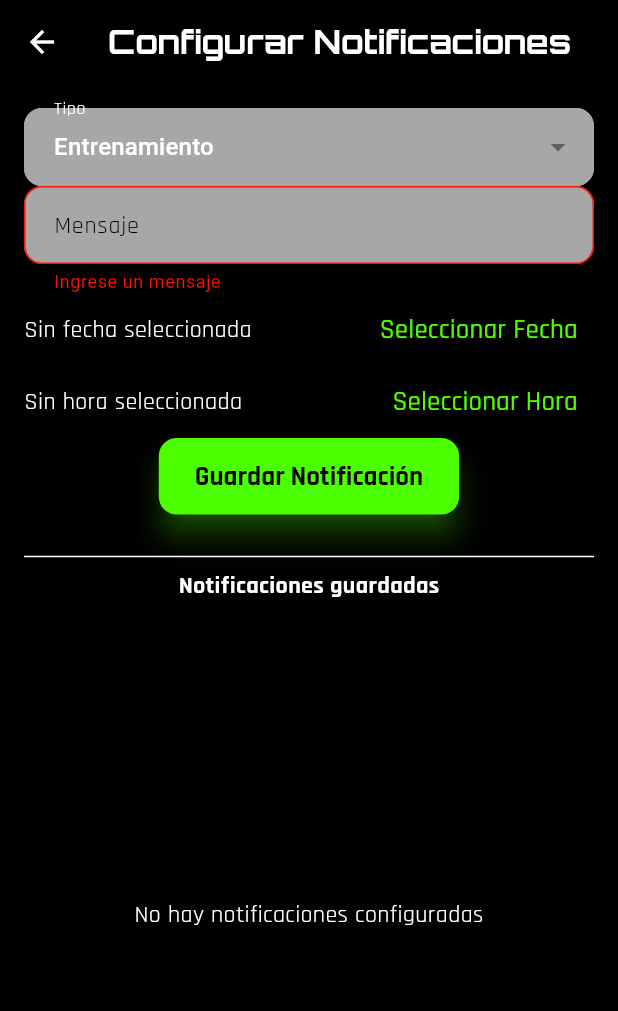
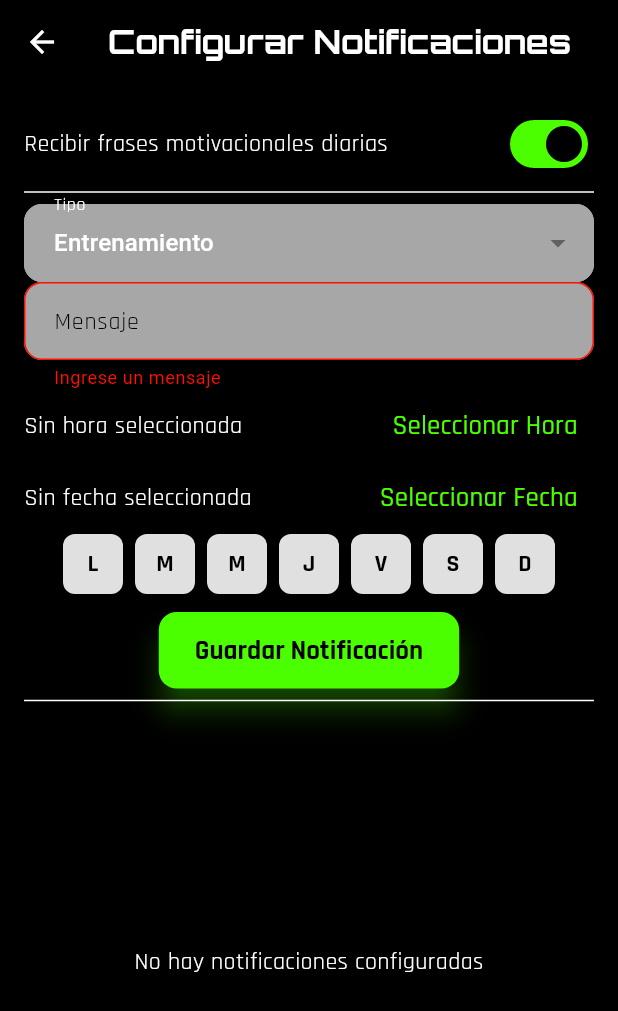
Before and after one commit to franmach/gymtrack_app, a Flutter app: the ConfigNotificacionesScreen screen opened directly with empty values, after a tap on "Guardar Notificación", on a phone screen of 412 x 824 dp. Shown: the top 1011 px of the screen. Run offline on Flutter 3.47's test engine with Material 3 defaults, Android fonts, the phone set to English and light mode, and no system bars; our stand-ins replace awesome_notifications, cloud_firestore, connectivity_plus, firebase_auth, firebase_core, firebase_storage and 9 more; missing offline and left inert: dart_openai; accounts and stored records are empty.

Commit message:
RF20 - Integración de notificaciones con awesome_notifications: recordatorios personalizados y motivacionales automáticas

```diff
--- a/lib/screens/auth/login_screen.dart
+++ b/lib/screens/auth/login_screen.dart
@@ -1,5 +1,3 @@
-// lib/screens/auth/login_screen.dart
-
 import 'package:flutter/material.dart';
 import 'package:firebase_auth/firebase_auth.dart';
 import 'package:gymtrack_app/screens/dashboard/dashboard_screen.dart';
@@ -96,7 +94,7 @@ class _LoginScreenState extends State<LoginScreen> {
           mainAxisSize: MainAxisSize.min,
           children: [
             Image.asset(
-              '/images/2.png', // ruta del ícono
+              'assets/images/2.png', // ruta del ícono
               height: 50,
             ),
             const SizedBox(width: 20), // espacio entre ícono y texto
--- a/lib/screens/dashboard/dashboard_screen.dart
+++ b/lib/screens/dashboard/dashboard_screen.dart
@@ -110,9 +110,8 @@ class DashboardScreen extends StatelessWidget {
                     Navigator.push(
                       context,
                       MaterialPageRoute(
-                        builder: (_) =>  HistorialScreen(),
+                        builder: (_) => HistorialScreen(),
                       ),
-
                     );
                   },
                   child: const Text('Historial'),
@@ -194,6 +193,7 @@ class DashboardScreen extends StatelessWidget {
                   label: const Text('Notificaciones'),
                 ),
                 const SizedBox(height: 12),
+
                 ElevatedButton.icon(
                   icon: const Icon(Icons.fitness_center),
                   label: const Text('Gimnasio'),
--- a/lib/screens/notificacion/notificaciones_screen.dart
+++ b/lib/screens/notificacion/notificaciones_screen.dart
@@ -1,65 +1,86 @@
 import 'package:flutter/material.dart';
-import 'package:cloud_firestore/cloud_firestore.dart';
-import '/models/notificacion.dart';
 import 'package:intl/intl.dart';
-import 'package:flutter_local_notifications/flutter_local_notifications.dart';
-import 'package:timezone/timezone.dart' as tz;
-
-// Plugin de notificaciones (usa el inicializado en main.dart)
-final FlutterLocalNotificationsPlugin flutterLocalNotificationsPlugin =
-    FlutterLocalNotificationsPlugin();
+import 'package:awesome_notifications/awesome_notifications.dart';
+import 'package:gymtrack_app/services/local_notification_store.dart';
+import 'dart:math';
 
 class ConfigNotificacionesScreen extends StatefulWidget {
   final String usuarioId;
-
   const ConfigNotificacionesScreen({super.key, required this.usuarioId});
 
   @override
-  _ConfigNotificacionesScreenState createState() =>
+  State<ConfigNotificacionesScreen> createState() =>
       _ConfigNotificacionesScreenState();
 }
 
 class _ConfigNotificacionesScreenState
     extends State<ConfigNotificacionesScreen> {
   final _formKey = GlobalKey<FormState>();
-
   String _tipo = 'entrenamiento';
   String _mensaje = '';
   DateTime? _fechaSeleccionada;
   TimeOfDay? _horaSeleccionada;
+  Set<int> _diasSeleccionados = {};
+  List<Map<String, dynamic>> _notificaciones = [];
 
-  // --- Selección de fecha ---
-  Future<void> _seleccionarFecha() async {
-    final DateTime? picked = await showDatePicker(
-      context: context,
-      initialDate: DateTime.now(),
-      firstDate: DateTime.now(),
-      lastDate: DateTime(2100),
-    );
-    if (picked != null) {
-      setState(() {
-        _fechaSeleccionada = picked;
-      });
+  bool _motivacionalesActivadas = false; // CAMBIO
+  final _store = LocalNotificationStore(); // CAMBIO
+
+  final List<Map<String, dynamic>> _diasSemana = [
+    {'id': 1, 'label': 'L'},
+    {'id': 2, 'label': 'M'},
+    {'id': 3, 'label': 'M'},
+    {'id': 4, 'label': 'J'},
+    {'id': 5, 'label': 'V'},
+    {'id': 6, 'label': 'S'},
+    {'id': 7, 'label': 'D'},
+  ];
+
+  final List<String> _frasesMotivacionales = [
+    "¡No te rindas, cada día cuenta!",
+    "Hoy es un gran día para entrenar.",
+    "Tu esfuerzo de hoy es tu logro de mañana.",
+    "¡Un paso más hacia tu meta!",
+    "Entrena con constancia, los resultados llegan.",
+    "La disciplina vence a la motivación.",
+    "¡Hora de moverse, tu cuerpo lo agradecerá!",
+    "Tu mejor inversión es en vos mismo.",
+    "Cuidá tu cuerpo, es el único lugar que tenés para vivir.",
+    "¡Vamos, que podés con esto y más!"
+  ];
+
+  @override
+  void initState() {
+    super.initState();
+    _cargarNotificaciones();
+    _motivacionalesActivadas = _store.areMotivationalEnabled(); // CAMBIO
+    if (_motivacionalesActivadas) {
+      _programarMotivacionales();
     }
   }
 
-  // --- Selección de hora ---
-  Future<void> _seleccionarHora() async {
-    final TimeOfDay? picked =
-        await showTimePicker(context: context, initialTime: TimeOfDay.now());
-    if (picked != null) {
+  void _cargarNotificaciones() {
     setState(() {
-        _horaSeleccionada = picked;
+      _notificaciones = _store
+          .listReminders()
+          .where((n) => n['usuarioId'] == widget.usuarioId)
+          .toList();
     });
   }
+
+  Future<void> _guardarNotificacion() async {
+    if (_formKey.currentState!.validate() && _horaSeleccionada != null) {
+      final id = DateTime.now().millisecondsSinceEpoch.toString();
+
+      if (_diasSeleccionados.isEmpty) {
+        if (_fechaSeleccionada == null) {
+          ScaffoldMessenger.of(context).showSnackBar(
+            const SnackBar(content: Text('Seleccione una fecha si no repite')),
+          );
+          return;
         }
 
-  // --- Guardar en Firestore y programar notificación local ---
-  Future<void> _guardarNotificacion() async {
-    if (_formKey.currentState!.validate() &&
-        _fechaSeleccionada != null &&
-        _horaSeleccionada != null) {
-      final DateTime fechaHora = DateTime(
+        final fechaHora = DateTime(
           _fechaSeleccionada!.year,
           _fechaSeleccionada!.month,
           _fechaSeleccionada!.day,
@@ -67,71 +88,115 @@ class _ConfigNotificacionesScreenState
           _horaSeleccionada!.minute,
         );
 
-      final id =
-          FirebaseFirestore.instance.collection('notificaciones').doc().id;
+        final noti = {
+          'id': id,
+          'usuarioId': widget.usuarioId,
+          'tipo': _tipo,
+          'mensaje': _mensaje,
+          'programadaPara': fechaHora.toIso8601String(),
+          'hora': _horaSeleccionada!.format(context),
+          'diasSemana': <int>[],
+        };
 
-      final noti = Notificacion(
-        id: id,
-        usuarioId: widget.usuarioId,
-        tipo: _tipo,
-        mensaje: _mensaje,
-        programadaPara: fechaHora,
+        await _store.upsertReminder(noti);
+
+        await AwesomeNotifications().createNotification(
+          content: NotificationContent(
+            id: id.hashCode,
+            channelKey: 'gymtrack_channel',
+            title: _tipo.toUpperCase(),
+            body: _mensaje,
+          ),
+          schedule: NotificationCalendar.fromDate(date: fechaHora),
         );
+      } else {
+        final noti = {
+          'id': id,
+          'usuarioId': widget.usuarioId,
+          'tipo': _tipo,
+          'mensaje': _mensaje,
+          'hora': _horaSeleccionada!.format(context),
+          'diasSemana': _diasSeleccionados.toList(),
+        };
 
-      // Guardar en Firestore
-      await FirebaseFirestore.instance
-          .collection('notificaciones')
-          .doc(id)
-          .set(noti.toMap());
+        await _store.upsertReminder(noti);
 
-      // Programar notificación local
-      await _programarNotificacionLocal(noti);
+        for (final dia in _diasSeleccionados) {
+          await AwesomeNotifications().createNotification(
+            content: NotificationContent(
+              id: id.hashCode + dia,
+              channelKey: 'gymtrack_channel',
+              title: _tipo.toUpperCase(),
+              body: _mensaje,
+            ),
+            schedule: NotificationCalendar(
+              weekday: dia,
+              hour: _horaSeleccionada!.hour,
+              minute: _horaSeleccionada!.minute,
+              second: 0,
+              repeats: true,
+            ),
+          );
+        }
+      }
 
       ScaffoldMessenger.of(context).showSnackBar(
-        const SnackBar(content: Text('Notificación guardada y programada')),
+        const SnackBar(content: Text('Notificación guardada')),
       );
 
       _formKey.currentState!.reset();
       setState(() {
         _fechaSeleccionada = null;
         _horaSeleccionada = null;
+        _diasSeleccionados.clear();
+        _mensaje = '';
       });
+      _cargarNotificaciones();
     }
   }
 
-  // --- Programación local ---
-  Future<void> _programarNotificacionLocal(Notificacion noti) async {
-    await flutterLocalNotificationsPlugin.zonedSchedule(
-      noti.hashCode,
-      noti.tipo.toUpperCase(),
-      noti.mensaje,
-      tz.TZDateTime.from(noti.programadaPara, tz.local),
-      const NotificationDetails(
-        android: AndroidNotificationDetails(
-          'canal_notificaciones',
-          'Notificaciones GymTrack',
-          channelDescription: 'Recordatorios y mensajes motivacionales',
-          importance: Importance.high,
-          priority: Priority.high,
+  Future<void> _eliminarNotificacion(Map<String, dynamic> noti) async {
+    await _store.deleteReminder(noti['id']);
+    await AwesomeNotifications().cancel(noti['id'].hashCode);
+    _cargarNotificaciones();
+  }
+
+  Future<void> _programarMotivacionales() async {
+    final horas = [9, 15, 19];
+    for (final h in horas) {
+      final frase =
+          _frasesMotivacionales[Random().nextInt(_frasesMotivacionales.length)];
+      await AwesomeNotifications().createNotification(
+        content: NotificationContent(
+          id: 10000 + h,
+          channelKey: 'gymtrack_channel',
+          title: 'GymTrack',
+          body: frase,
         ),
+        schedule: NotificationCalendar(
+          hour: h,
+          minute: 0,
+          second: 0,
+          repeats: true,
         ),
-      androidAllowWhileIdle: true,
-      uiLocalNotificationDateInterpretation:
-          UILocalNotificationDateInterpretation.absoluteTime,
-      matchDateTimeComponents: DateTimeComponents.dateAndTime,
       );
     }
+  }
 
-  // --- Eliminar notificación ---
-  Future<void> _eliminarNotificacion(String id) async {
-    await FirebaseFirestore.instance
-        .collection('notificaciones')
-        .doc(id)
-        .delete();
+  Future<void> _cancelarMotivacionales() async {
+    for (final h in [9, 15, 19]) {
+      await AwesomeNotifications().cancel(10000 + h);
+    }
+  }
 
-    ScaffoldMessenger.of(context).showSnackBar(
-      const SnackBar(content: Text('Notificación eliminada')),
-    );
+  void _toggleMotivacionales(bool value) async {
+    setState(() => _motivacionalesActivadas = value);
+    await _store.setMotivationalEnabled(value); // CAMBIO
+    if (value) {
+      _programarMotivacionales();
+    } else {
+      _cancelarMotivacionales();
+    }
   }
 
   @override
@@ -142,7 +207,17 @@ class _ConfigNotificacionesScreenState
         padding: const EdgeInsets.all(16.0),
         child: Column(
           children: [
-            // --- Formulario ---
+            Row(
+              mainAxisAlignment: MainAxisAlignment.spaceBetween,
+              children: [
+                const Text('Recibir frases motivacionales diarias'),
+                Switch(
+                  value: _motivacionalesActivadas,
+                  onChanged: _toggleMotivacionales,
+                ),
+              ],
+            ),
+            const Divider(),
             Form(
               key: _formKey,
               child: Column(
@@ -155,6 +230,7 @@ class _ConfigNotificacionesScreenState
                           value: 'entrenamiento', child: Text('Entrenamiento')),
                       DropdownMenuItem(
                           value: 'alimentacion', child: Text('Alimentación')),
+                      DropdownMenuItem(value: 'pago', child: Text('Pago')),
                       DropdownMenuItem(
                           value: 'motivacional', child: Text('Motivacional')),
                     ],
@@ -162,11 +238,32 @@ class _ConfigNotificacionesScreenState
                   ),
                   TextFormField(
                     decoration: const InputDecoration(labelText: 'Mensaje'),
-                    validator: (value) => value == null || value.isEmpty
-                        ? 'Ingrese un mensaje'
-                        : null,
-                    onChanged: (value) => _mensaje = value,
+                    validator: (v) =>
+                        v == null || v.isEmpty ? 'Ingrese un mensaje' : null,
+                    onChanged: (v) => _mensaje = v,
                   ),
+                  Row(
+                    children: [
+                      Expanded(
+                        child: Text(_horaSeleccionada == null
+                            ? 'Sin hora seleccionada'
+                            : _horaSeleccionada!.format(context)),
+                      ),
+                      TextButton(
+                        onPressed: () async {
+                          final picked = await showTimePicker(
+                            context: context,
+                            initialTime: TimeOfDay.now(),
+                          );
+                          if (picked != null) {
+                            setState(() => _horaSeleccionada = picked);
+                          }
+                        },
+                        child: const Text('Seleccionar Hora'),
+                      ),
+                    ],
+                  ),
+                  if (_diasSeleccionados.isEmpty)
                     Row(
                       children: [
                         Expanded(
@@ -176,24 +273,58 @@ class _ConfigNotificacionesScreenState
                                   .format(_fechaSeleccionada!)),
                         ),
                         TextButton(
-                        onPressed: _seleccionarFecha,
+                          onPressed: () async {
+                            final picked = await showDatePicker(
+                              context: context,
+                              initialDate: DateTime.now(),
+                              firstDate: DateTime.now(),
+                              lastDate: DateTime(2100),
+                            );
+                            if (picked != null) {
+                              setState(() => _fechaSeleccionada = picked);
+                            }
+                          },
                           child: const Text('Seleccionar Fecha'),
                         ),
                       ],
                     ),
-                  Row(
-                    children: [
-                      Expanded(
-                        child: Text(_horaSeleccionada == null
-                            ? 'Sin hora seleccionada'
-                            : _horaSeleccionada!.format(context)),
+                  Wrap(
+                    spacing: 8,
+                    children: _diasSemana.map((dia) {
+                      final seleccionado =
+                          _diasSeleccionados.contains(dia['id']);
+                      return GestureDetector(
+                        onTap: () {
+                          setState(() {
+                            if (seleccionado) {
+                              _diasSeleccionados.remove(dia['id']);
+                            } else {
+                              _diasSeleccionados.add(dia['id']);
+                            }
+                          });
+                        },
+                        child: Container(
+                          width: 40,
+                          height: 40,
+                          alignment: Alignment.center,
+                          decoration: BoxDecoration(
+                            color: seleccionado
+                                ? Theme.of(context).colorScheme.primary
+                                : Colors.grey[300],
+                            borderRadius: BorderRadius.circular(8),
                           ),
-                      TextButton(
-                        onPressed: _seleccionarHora,
-                        child: const Text('Seleccionar Hora'),
+                          child: Text(
+                            dia['label'],
+                            style: TextStyle(
+                              color: seleccionado ? Colors.white : Colors.black,
+                              fontWeight: FontWeight.bold,
                             ),
-                    ],
                           ),
+                        ),
+                      );
+                    }).toList(),
+                  ),
+                  const SizedBox(height: 12),
                   ElevatedButton(
                     onPressed: _guardarNotificacion,
                     child: const Text('Guardar Notificación'),
@@ -201,45 +332,28 @@ class _ConfigNotificacionesScreenState
                 ],
               ),
             ),
-            const SizedBox(height: 20),
             const Divider(),
-            const Text(
-              'Notificaciones guardadas',
-              style: TextStyle(fontSize: 16, fontWeight: FontWeight.bold),
-            ),
-            const SizedBox(height: 10),
-            // --- Listado desde Firestore ---
             Expanded(
-              child: StreamBuilder<QuerySnapshot>(
-                stream: FirebaseFirestore.instance
-                    .collection('notificaciones')
-                    .where('usuarioId', isEqualTo: widget.usuarioId)
-                    .orderBy('programada_para')
-                    .snapshots(),
-                builder: (context, snapshot) {
-                  if (!snapshot.hasData) {
-                    return const Center(child: CircularProgressIndicator());
-                  }
-                  final docs = snapshot.data!.docs;
-                  if (docs.isEmpty) {
-                    return const Center(
-                        child: Text('No hay notificaciones configuradas'));
-                  }
-                  return ListView.builder(
-                    itemCount: docs.length,
+              child: _notificaciones.isEmpty
+                  ? const Center(
+                      child: Text('No hay notificaciones configuradas'))
+                  : ListView.builder(
+                      itemCount: _notificaciones.length,
                       itemBuilder: (context, index) {
-                      final noti = Notificacion.fromMap(
-                          docs[index].data() as Map<String, dynamic>);
+                        final noti = _notificaciones[index];
+                        final dias = (noti['diasSemana'] ?? []) as List;
+
                         return ListTile(
-                        title: Text(noti.mensaje),
-                        subtitle: Text(
-                            '${noti.tipo} - ${DateFormat('dd/MM/yyyy HH:mm').format(noti.programadaPara)}'),
+                          title: Text(noti['mensaje']),
+                          subtitle: dias.isEmpty
+                              ? Text(
+                                  'Única - ${DateFormat('dd/MM/yyyy HH:mm').format(DateTime.parse(noti['programadaPara']))}')
+                              : Text(
+                                  'Recurrente - ${noti['hora']} - Días: ${dias.join(", ")}'),
                           trailing: IconButton(
                             icon: const Icon(Icons.delete, color: Colors.red),
-                          onPressed: () => _eliminarNotificacion(noti.id),
+                            onPressed: () => _eliminarNotificacion(noti),
                           ),
-                      );
-                    },
                         );
                       },
                     ),
--- /dev/null
+++ b/lib/services/local_notification_store.dart
@@ -0,0 +1,81 @@
+import 'package:flutter/foundation.dart';
+import 'package:hive/hive.dart';
+import 'package:hive_flutter/hive_flutter.dart';
+
+class LocalNotificationStore {
+  static const _remindersBox = 'gt_reminders';
+  static const _prefsBox = 'gt_prefs';
+
+  // ---------- RECORDATORIOS ----------
+  Future<void> upsertReminder(Map<String, dynamic> reminder) async {
+    final box = Hive.box(_remindersBox);
+    final id = reminder['id'] as String;
+
+    final fixed = Map<String, dynamic>.from(reminder);
+    if (reminder.containsKey('diasSemana')) {
+      fixed['diasSemana'] = List<int>.from(reminder['diasSemana'] ?? <int>[]);
+    }
+    await box.put(id, fixed);
+  }
+
+  List<Map<String, dynamic>> listReminders() {
+    final box = Hive.box(_remindersBox);
+    return box.values.map((e) => Map<String, dynamic>.from(e as Map)).toList();
+  }
+
+  Future<void> deleteReminder(String id) async {
+    final box = Hive.box(_remindersBox);
+    await box.delete(id);
+  }
+
+  Future<void> deleteMotivationalReminders() async {
+    final box = Hive.box('gt_reminders');
+    final keysToDelete = box.keys.where((key) {
+      final reminder = box.get(key);
+      return reminder is Map && reminder['tipo'] == 'motivacional';
+    }).toList();
+    for (final key in keysToDelete) {
+      await box.delete(key);
+    }
+  }
+
+  // ---------- PREFERENCIAS ----------
+  Future<void> savePrefs(Map<String, dynamic> prefs) async {
+    final box = Hive.box(_prefsBox);
+    await box.put('prefs', prefs);
+  }
+
+  Map<String, dynamic> loadPrefs() {
+    final box = Hive.box(_prefsBox);
+    final raw = box.get('prefs');
+    if (raw is Map) return Map<String, dynamic>.from(raw);
+    return {
+      'habilitadas': true,
+      'diasActivos': {
+        1: true,
+        2: true,
+        3: true,
+        4: true,
+        5: true,
+        6: false,
+        7: false
+      },
+      'motivacionales': true,
+    };
+  }
+
+  // CAMBIO: métodos para motivacionales automáticas
+  Future<void> setMotivationalEnabled(bool enabled) async {
+    final prefs = loadPrefs();
+    prefs['motivacionales'] = enabled;
+    await savePrefs(prefs);
+  }
+
+  bool areMotivationalEnabled() {
+    final prefs = loadPrefs();
+    return prefs['motivacionales'] ?? true;
+  }
+
+  ValueListenable<Box> get remindersListenable =>
+      Hive.box('gt_reminders').listenable();
+}
```
Also changed, not shown: lib/main.dart (+48 -35 lines), lib/screens/nutricion/nutrition_plan_screen.dart (+6 -10 lines), pubspec.yaml (+12 -13 lines), pubspec.lock, 9 other files. Lines whose indentation alone changed are shown as unchanged.
